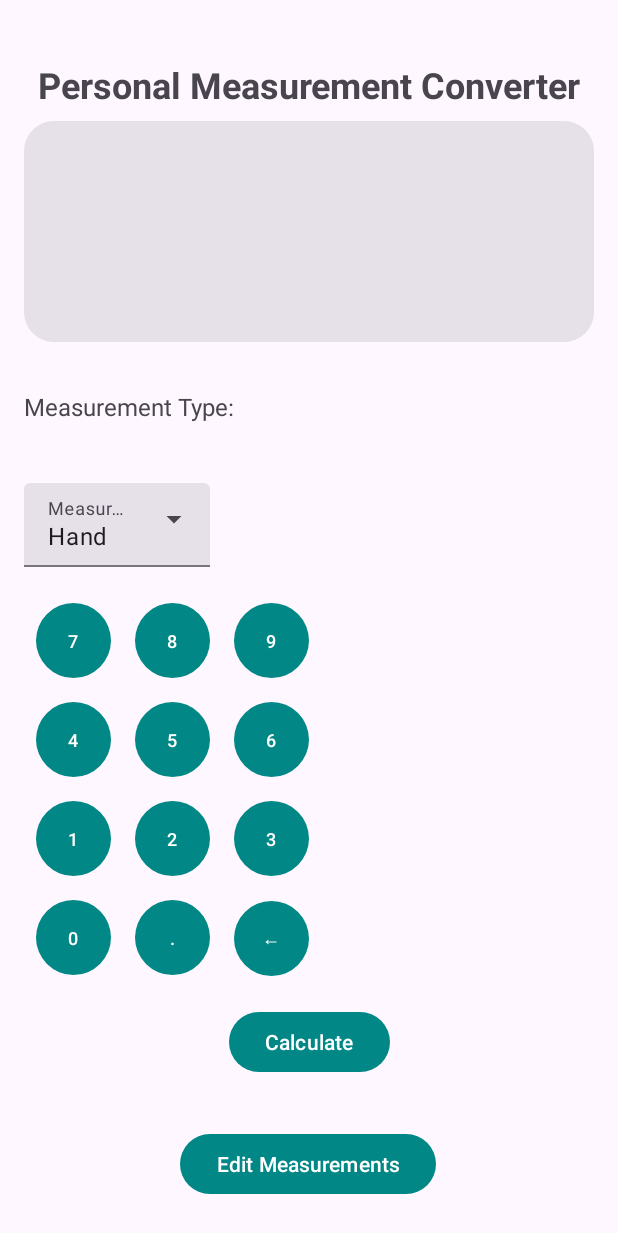
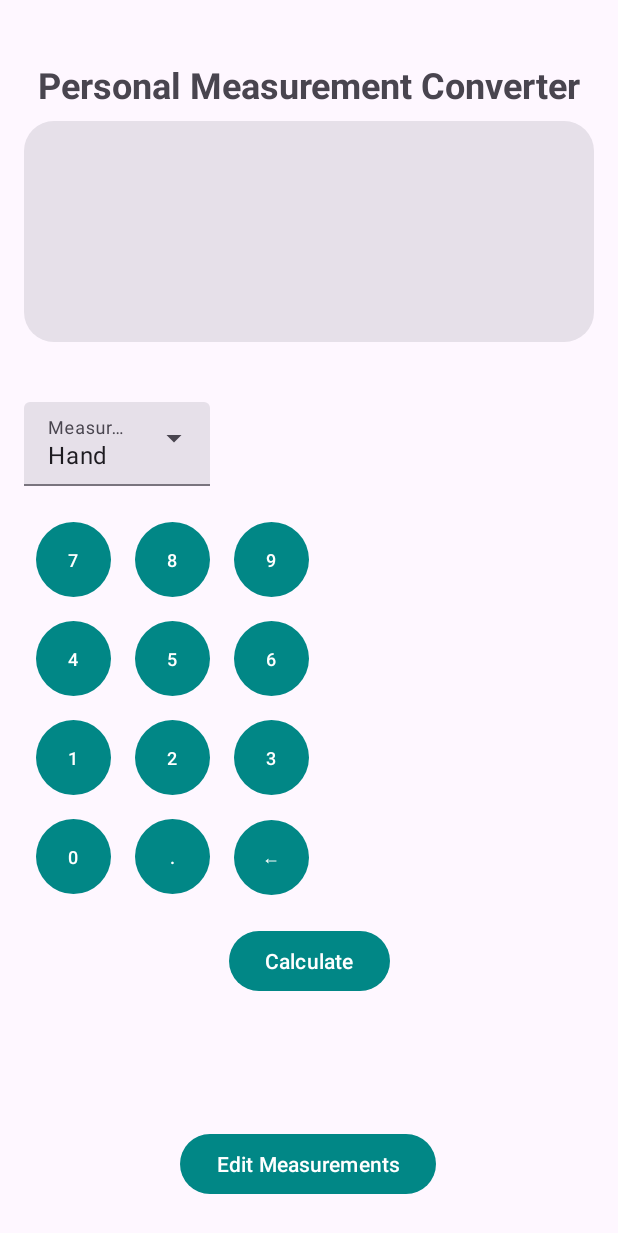
Before and after one commit to LilMbuziVert/Handy, an Android app built with Jetpack Compose: the screen it shows after launch (MainActivity), on a phone screen of 412 x 824 dp. Shown: the top 1233 px of the screen. Run offline under Robolectric (Android 15) with nearby library versions, the phone set to English and light mode, and no system bars.

Commit message:
removed measurement label. Realigned spinners

```diff
--- a/app/src/main/res/layout/activity_main.xml
+++ b/app/src/main/res/layout/activity_main.xml
@@ -66,15 +66,6 @@
         app:layout_constraintStart_toStartOf="parent"
         app:layout_constraintTop_toBottomOf="@id/textInputLayoutMeasurementValue" />
 
-    <com.google.android.material.textview.MaterialTextView
-        android:id="@+id/textViewMeasurementTypeLabel"
-        android:layout_width="wrap_content"
-        android:layout_height="wrap_content"
-        android:text="@string/measurement_type"
-        android:textSize="16sp"
-        app:layout_constraintTop_toBottomOf="@id/textViewResult"
-        app:layout_constraintStart_toStartOf="parent"
-        android:layout_marginTop="32dp"/>
 
     <!--Measurement Spinner-->
     <com.google.android.material.textfield.TextInputLayout
@@ -83,7 +74,7 @@
         android:layout_height="wrap_content"
         android:layout_marginTop="32dp"
         android:hint="@string/measurement_type"
-        app:layout_constraintTop_toBottomOf="@id/textViewMeasurementTypeLabel"
+        app:layout_constraintTop_toBottomOf="@id/textViewResult"
         app:layout_constraintStart_toStartOf="parent"
         style="@style/Widget.Material3.TextInputLayout.FilledBox.ExposedDropdownMenu">
 
@@ -91,7 +82,7 @@
             android:id="@+id/spinnerMeasurementType"
             android:layout_width="wrap_content"
             android:layout_height="wrap_content"
-            app:layout_constraintTop_toBottomOf="@id/textViewMeasurementTypeLabel"
+            app:layout_constraintTop_toBottomOf="@id/textInputLayoutMeasurementType"
             app:layout_constraintStart_toStartOf="parent"
             app:layout_constraintEnd_toEndOf="parent"
             android:layout_marginTop="8dp"
@@ -109,7 +100,7 @@
         android:layout_width="wrap_content"
         android:layout_height="wrap_content"
         android:hint="@string/finger_type"
-        app:layout_constraintTop_toBottomOf="@id/textInputLayoutMeasurementType"
+        app:layout_constraintTop_toBottomOf="@id/textViewResult"
         app:layout_constraintStart_toStartOf="parent"
         app:layout_constraintEnd_toEndOf="parent"
         android:layout_marginTop="16dp"
@@ -143,7 +134,7 @@
         android:gravity="center"
         app:layout_constraintStart_toStartOf="parent"
         app:layout_constraintEnd_toEndOf="parent"
-        app:layout_constraintTop_toBottomOf="@id/textInputLayoutFingerType">
+        app:layout_constraintTop_toBottomOf="@id/textInputLayoutMeasurementType">
 
         <!-- Digit buttons -->
         <com.google.android.material.button.MaterialButton
@@ -255,7 +246,6 @@
         app:layout_constraintTop_toBottomOf="@id/keypad" />
 
 
-
     <com.google.android.material.button.MaterialButton
         android:id="@+id/buttonSettings"
         android:layout_width="wrap_content"
```
